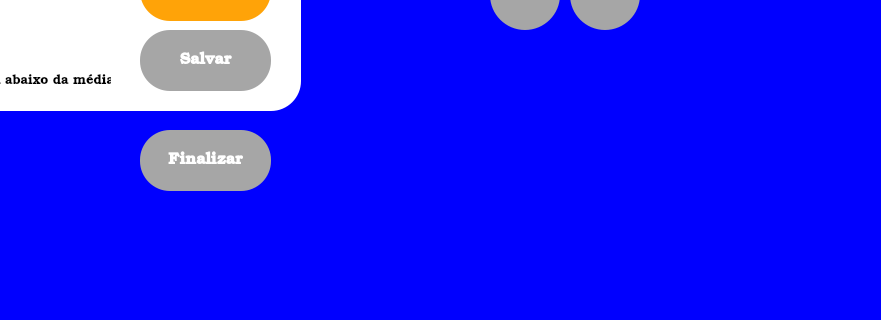
Before: the Qt Designer form src-v1/PetroPlanner/acompanhamentodisciplina.ui in ldsc/ProjetoEngenharia-SimuladorDePlanejamentoDasAtividadesDoEstudanteEngenharia, drawn with Qt 5; both pictures show x 440 to 1321 and y 470 to 790 of the 1321 by 879 pixel window.
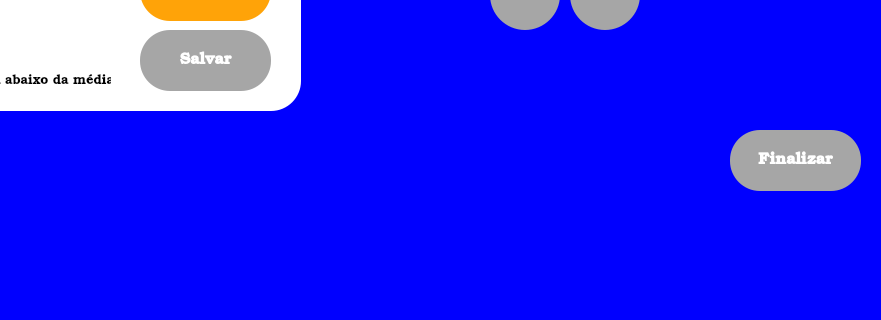
After: the same form once the commit is applied.

```diff
--- a/src-v1/PetroPlanner/acompanhamentodisciplina.ui
+++ b/src-v1/PetroPlanner/acompanhamentodisciplina.ui
@@ -619,7 +619,7 @@
    <widget class="QPushButton" name="botaoFinalizarDisc">
     <property name="geometry">
      <rect>
-      <x>580</x>
+      <x>1170</x>
       <y>600</y>
       <width>131</width>
       <height>61</height>
```
